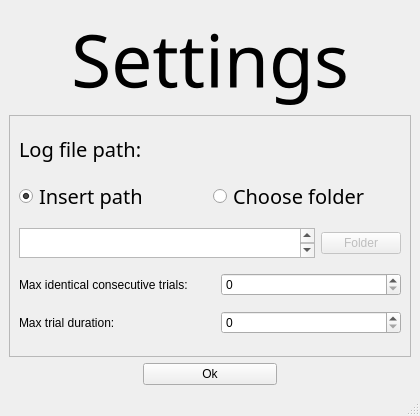
This is UI/settings.ui in KehatSudri/Behavior_System2.0 as Qt 5 draws it before an edit. The edited form follows.
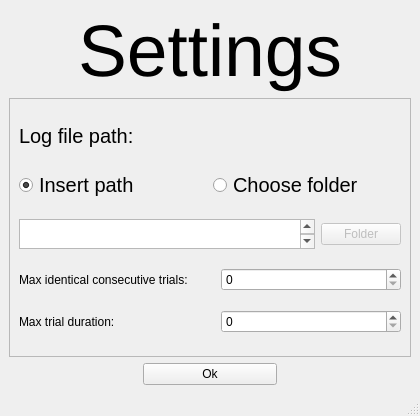
This is the edited form.

Commit message: chage font from Gabriola to Arial

The edit to the form file:
```diff
--- a/UI/settings.ui
+++ b/UI/settings.ui
@@ -43,7 +43,7 @@
           </property>
           <property name="font">
            <font>
-            <family>Gabriola</family>
+            <family>Arial</family>
             <pointsize>15</pointsize>
             <weight>50</weight>
             <italic>false</italic>
@@ -64,7 +64,7 @@
            <widget class="QRadioButton" name="insert_path_radio_btn">
             <property name="font">
              <font>
-              <family>Gabriola</family>
+              <family>Arial</family>
               <pointsize>15</pointsize>
              </font>
             </property>
@@ -83,7 +83,7 @@
            <widget class="QRadioButton" name="choose_folder_radio_btn">
             <property name="font">
              <font>
-              <family>Gabriola</family>
+              <family>Arial</family>
               <pointsize>15</pointsize>
              </font>
             </property>
@@ -115,7 +115,7 @@
             </property>
             <property name="font">
              <font>
-              <family>David</family>
+              <family>Arial</family>
               <pointsize>15</pointsize>
               <kerning>false</kerning>
              </font>
@@ -216,7 +216,7 @@
         </property>
         <property name="font">
          <font>
-          <family>Gabriola</family>
+          <family>Arial</family>
           <pointsize>55</pointsize>
           <weight>50</weight>
           <italic>false</italic>
```
Left out of the diff: 8 changed lines with no effect on the pictures. The commit also changes 25 other files.
